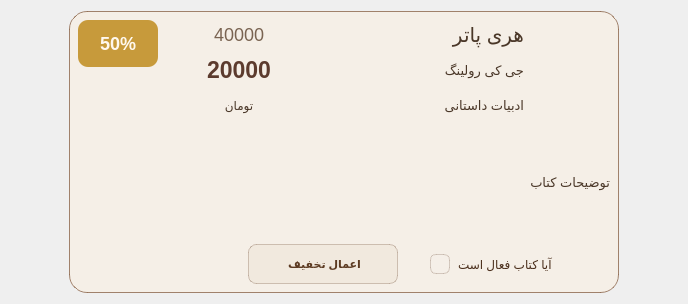
The window that Client/sharedbookcard.ui (Onyx1907/Lumina-EBook-Platform) describes before a commit, drawn with Qt 5.
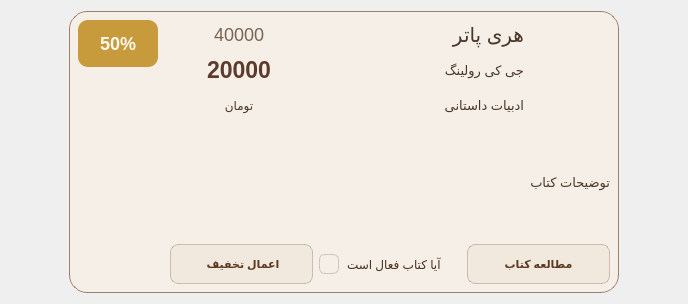
The same window after the commit. Icons and pictures are not drawn.

Diff of the .ui file:
```diff
--- a/Client/sharedbookcard.ui
+++ b/Client/sharedbookcard.ui
@@ -560,6 +560,54 @@
           </property>
          </widget>
         </item>
+        <item>
+         <widget class="QPushButton" name="study_pushButton">
+          <property name="minimumSize">
+           <size>
+            <width>0</width>
+            <height>0</height>
+           </size>
+          </property>
+          <property name="maximumSize">
+           <size>
+            <width>150</width>
+            <height>40</height>
+           </size>
+          </property>
+          <property name="styleSheet">
+           <string notr="true">QPushButton {
+    /* پس‌زمینه نسکافه‌ای روشن و نیمه‌شفاف */
+    background-color: rgba(230, 213, 196, 0.25); 
+    /* مرز باریک کاراملی-شکلاتی ملایم */
+    border: 1px solid rgba(111, 78, 55, 0.3);
+    border-radius: 8px;
+    /* رنگ متن قهوه‌ای شکلاتی تیره */
+    color: #5C3A21;
+    font-family: &quot;Vazirmatn&quot;, &quot;Segoe UI&quot;;
+    font-weight: bold;
+    font-size: 11px;
+    padding: 6px 14px;
+}
+
+/* حالت هاور - شیشه کاراملی‌تر و غلیظ‌تر می‌شود */
+QPushButton:hover {
+    background-color: rgba(197, 160, 126, 0.4);
+    border: 1px solid rgba(111, 78, 55, 0.5);
+    color: #4A2E1B;
+}
+
+/* حالت کلیک شدن */
+QPushButton:pressed {
+    background-color: rgba(111, 78, 55, 0.2);
+    padding-top: 7px;
+    padding-bottom: 5px;
+}</string>
+          </property>
+          <property name="text">
+           <string>مطالعه کتاب</string>
+          </property>
+         </widget>
+        </item>
        </layout>
       </item>
      </layout>
```
